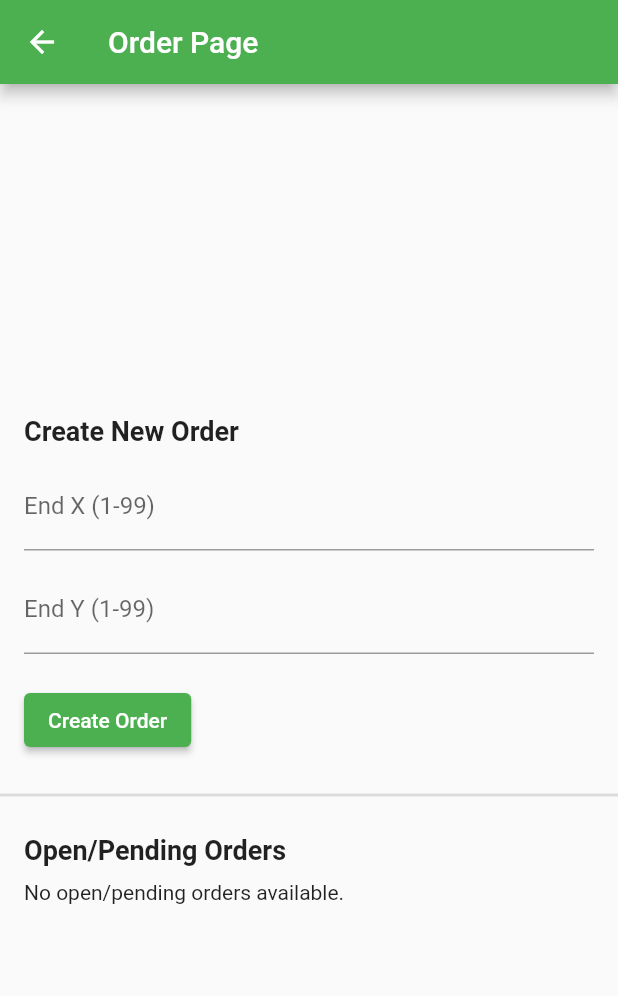
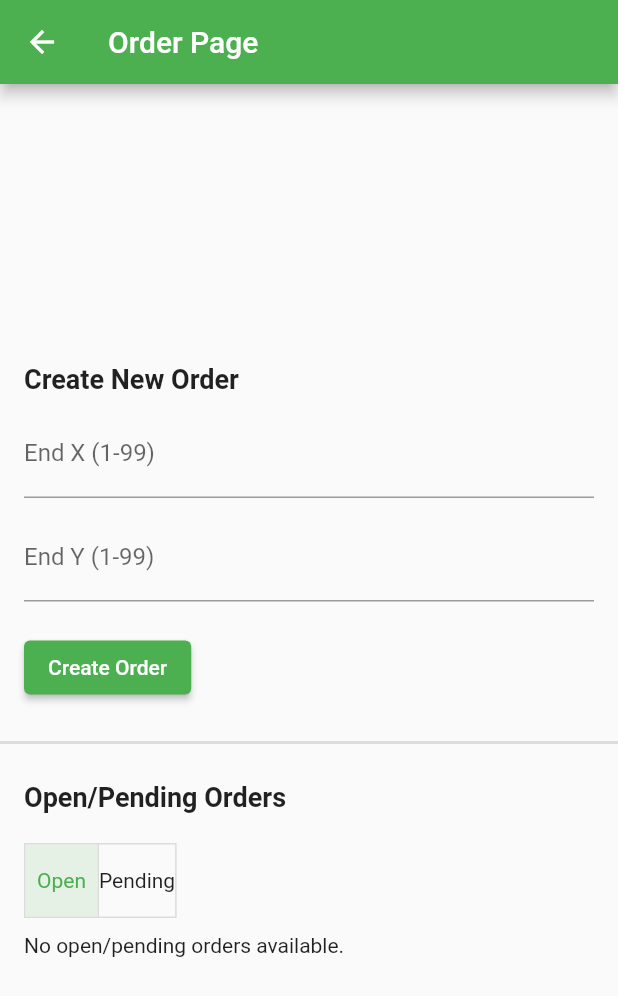
Before and after one commit to Albrecht-Ohsiek/Toucan, a Flutter app: the OrderScreen screen opened directly, after a tap on "Create Order", on a phone screen of 412 x 824 dp. Shown: the top 996 px of the screen. Run offline on Flutter 3.47's test engine with Material 2 defaults, Android fonts, the phone set to English and light mode, and no system bars; our stand-ins replace flutter_svg, shared_preferences; accounts and stored records are empty; network calls fail.

Commit message:
order toggle

```diff
--- a/lib/ui/pages/order/order.dart
+++ b/lib/ui/pages/order/order.dart
@@ -18,6 +18,7 @@ class _OrderScreenState extends State<OrderScreen> {
   TextEditingController endYController = TextEditingController();
 
   late Timer _timer;
+  late String _selectedStatus;
 
   @override
   void initState() {
@@ -25,6 +26,7 @@ class _OrderScreenState extends State<OrderScreen> {
     _timer = Timer.periodic(const Duration(seconds: 5), (timer) {
       fetchOrders();
     });
+    _selectedStatus = "open";
   }
 
   @override
@@ -83,6 +85,23 @@ class _OrderScreenState extends State<OrderScreen> {
                           fontSize: 18,
                           fontWeight: FontWeight.bold,
                         ),
+                      ),
+                      const SizedBox(height: 20),
+                      ToggleButtons(
+                        isSelected: [
+                          _selectedStatus == 'open',
+                          _selectedStatus == 'pending',
+                        ],
+                        onPressed: (index) {
+                          setState(() {
+                            _selectedStatus = index == 0 ? 'open' : 'pending';
+                          });
+                          fetchOrders(); // Reload orders based on the selected status
+                        },
+                        children: const [
+                          Text('Open'),
+                          Text('Pending'),
+                        ],
                       ),
                       const SizedBox(height: 10),
                       buildOrderList(),
@@ -151,10 +170,13 @@ class _OrderScreenState extends State<OrderScreen> {
     final client = http.Client();
     List<Map<String, dynamic>> allOrders = [];
 
+    final String selectedEndpoint =
+        _selectedStatus == 'open' ? endpoints[0] : endpoints[1];
+
     try {
       for (String endpoint in endpoints) {
         final response = await client.get(
-          Uri.parse('$baseUrl$endpoint'),
+          Uri.parse('$baseUrl$selectedEndpoint'),
           headers: {
             'Content-Type': 'application/json',
           },
@@ -184,8 +206,8 @@ class _OrderScreenState extends State<OrderScreen> {
       'userId': '6559d6fcec0a486f407c7913',
       'start': {'x': 49, 'y': 49},
       'end': {
-        'x': int.parse(endXController.text),
-        'y': int.parse(endYController.text),
+        'x': _clamp(int.parse(endXController.text)),
+        'y': _clamp(int.parse(endYController.text)),
       },
     };
 
@@ -221,4 +243,8 @@ class _OrderScreenState extends State<OrderScreen> {
       client.close();
     }
   }
+
+  int _clamp(int value, {int min = 1, int max = 99}) {
+    return value.clamp(min, max);
+  }
 }
```
